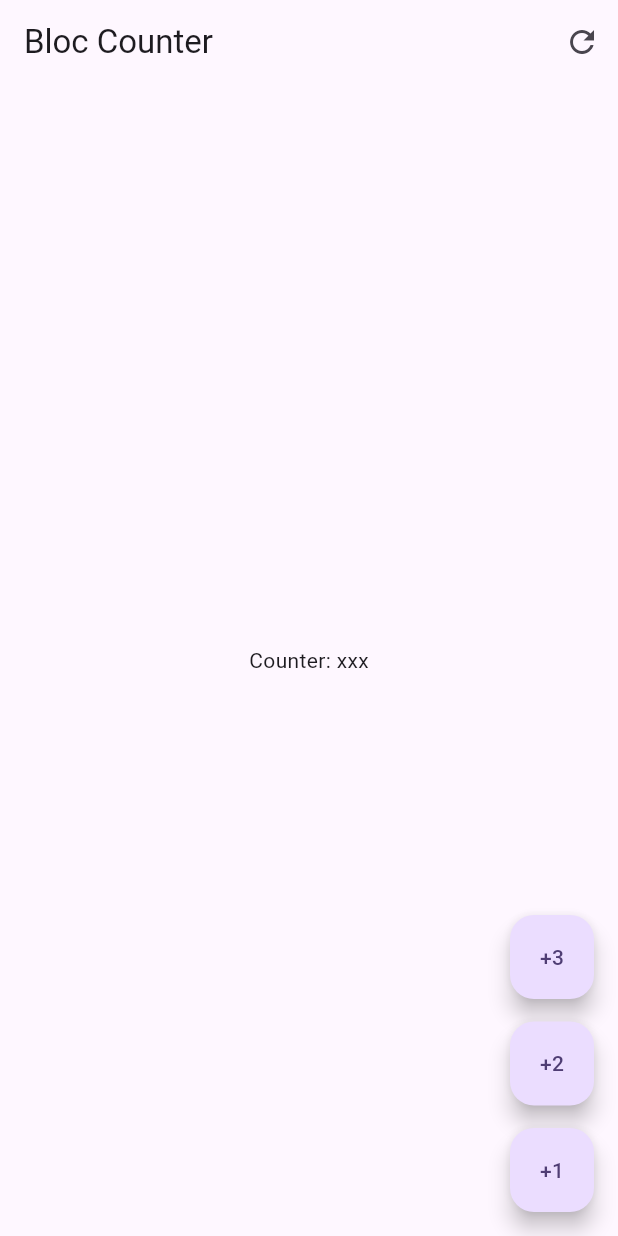
After one commit to pierre-juarez/forms_app, a Flutter app: the BlocCounterScreen screen opened by its route, on a phone screen of 412 x 824 dp. The commit adds this screen. Run offline on Flutter 3.47's test engine with Material 3 defaults, Android fonts, the phone set to English and light mode, and no system bars; our stand-ins replace go_router.

Commit message:
[feat] - Add routes

```diff
--- a/lib/config/router/app_router.dart
+++ b/lib/config/router/app_router.dart
@@ -8,6 +8,10 @@ final appRouter = GoRouter(routes: [
   ),
   GoRoute(
     path: '/cubits',
-    builder: (context, state) => const HomeScreen(),
+    builder: (context, state) => const CubitCounterScreen(),
+  ),
+  GoRoute(
+    path: '/bloc',
+    builder: (context, state) => const BlocCounterScreen(),
   ),
 ]);
--- /dev/null
+++ b/lib/presentation/screens/bloc_counter_screen.dart
@@ -0,0 +1,45 @@
+import 'package:flutter/material.dart';
+
+class BlocCounterScreen extends StatelessWidget {
+  const BlocCounterScreen({super.key});
+
+  @override
+  Widget build(BuildContext context) {
+    return Scaffold(
+      appBar: AppBar(
+        title: const Text("Bloc Counter"),
+        actions: [
+          IconButton(
+            onPressed: () {},
+            icon: const Icon(Icons.refresh_outlined),
+          )
+        ],
+      ),
+      body: const Center(
+        child: Text("Counter: xxx"),
+      ),
+      floatingActionButton: Column(
+        mainAxisAlignment: MainAxisAlignment.end,
+        children: [
+          FloatingActionButton(
+            heroTag: "1",
+            child: const Text('+3'),
+            onPressed: () {},
+          ),
+          const SizedBox(height: 15),
+          FloatingActionButton(
+            heroTag: "2",
+            child: const Text('+2'),
+            onPressed: () {},
+          ),
+          const SizedBox(height: 15),
+          FloatingActionButton(
+            heroTag: "3",
+            child: const Text('+1'),
+            onPressed: () {},
+          ),
+        ],
+      ),
+    );
+  }
+}
--- a/lib/presentation/screens/home_screen.dart
+++ b/lib/presentation/screens/home_screen.dart
@@ -1,4 +1,5 @@
 import 'package:flutter/material.dart';
+import 'package:go_router/go_router.dart';
 
 class HomeScreen extends StatelessWidget {
   const HomeScreen({super.key});
@@ -12,8 +13,14 @@ class HomeScreen extends StatelessWidget {
             title: const Text("Cubits"),
             subtitle: const Text("Gestor de estado simple"),
             trailing: const Icon(Icons.arrow_forward_ios_rounded),
-            onTap: () => {},
-          )
+            onTap: () => context.push('/cubits'),
+          ),
+          ListTile(
+            title: const Text("Bloc"),
+            subtitle: const Text("Gestor de estado simple"),
+            trailing: const Icon(Icons.arrow_forward_ios_rounded),
+            onTap: () => context.push('/bloc'),
+          ),
         ],
       ),
     );
--- a/lib/presentation/screens/screens.dart
+++ b/lib/presentation/screens/screens.dart
@@ -1 +1,3 @@
+export 'bloc_counter_screen.dart';
+export 'cubit_counter_screen.dart';
 export 'home_screen.dart';
```
Also changed, not shown: lib/presentation/screens/cubit_counter_screen.dart (added, +45 -0 lines).
